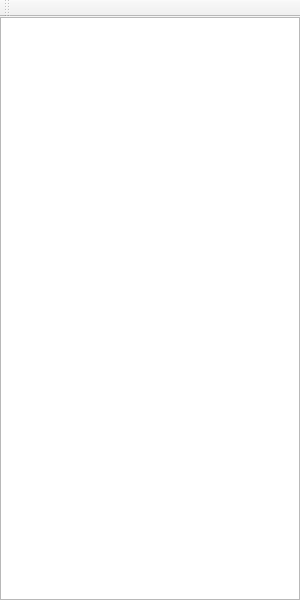
darkspring2015/PyDatcomLab, file PyDatcomLab/GUIs/components/ProjectsManager.ui: the form before one commit.
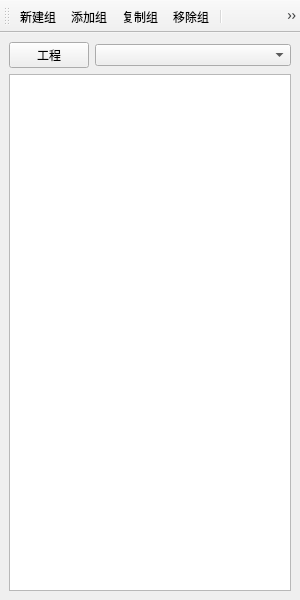
The form after the commit. Icons and pictures are not drawn.

What changed in the file:
```diff
--- a/PyDatcomLab/GUIs/components/ProjectsManager.ui
+++ b/PyDatcomLab/GUIs/components/ProjectsManager.ui
@@ -15,20 +15,28 @@
   </property>
   <widget class="QWidget" name="centralWidget">
    <layout class="QVBoxLayout" name="verticalLayout">
-    <property name="leftMargin">
-     <number>0</number>
-    </property>
-    <property name="topMargin">
-     <number>0</number>
-    </property>
-    <property name="rightMargin">
-     <number>0</number>
-    </property>
-    <property name="bottomMargin">
-     <number>0</number>
-    </property>
     <item>
-     <widget class="QTreeView" name="treeView_Projects"/>
+     <layout class="QHBoxLayout" name="horizontalLayout">
+      <item>
+       <widget class="QPushButton" name="pushButton_projectChoise">
+        <property name="sizePolicy">
+         <sizepolicy hsizetype="Maximum" vsizetype="Fixed">
+          <horstretch>0</horstretch>
+          <verstretch>0</verstretch>
+         </sizepolicy>
+        </property>
+        <property name="text">
+         <string>工程</string>
+        </property>
+       </widget>
+      </item>
+      <item>
+       <widget class="QComboBox" name="comboBox_project"/>
+      </item>
+     </layout>
+    </item>
+    <item>
+     <widget class="QTreeView" name="treeView_xml"/>
     </item>
    </layout>
   </widget>
@@ -42,7 +50,112 @@
    <attribute name="toolBarBreak">
     <bool>false</bool>
    </attribute>
+   <addaction name="actionNewGroup"/>
+   <addaction name="actionAddGroup"/>
+   <addaction name="actionCopyGroup"/>
+   <addaction name="actionRemoveGroup"/>
+   <addaction name="separator"/>
+   <addaction name="actionNewCase"/>
+   <addaction name="actionAddCase"/>
+   <addaction name="actionCopyCase"/>
+   <addaction name="actionRemoveCase"/>
   </widget>
+  <action name="actionNewCase">
+   <property name="icon">
+    <iconset resource="prjIcos.qrc">
+     <normaloff>:/prjManger/icos/tabNew.png</normaloff>:/prjManger/icos/tabNew.png</iconset>
+   </property>
+   <property name="text">
+    <string>新建CASE</string>
+   </property>
+   <property name="toolTip">
+    <string>新建CASE</string>
+   </property>
+  </action>
+  <action name="actionCopyCase">
+   <property name="icon">
+    <iconset resource="prjIcos.qrc">
+     <normaloff>:/prjManger/icos/tabDuplicate.png</normaloff>:/prjManger/icos/tabDuplicate.png</iconset>
+   </property>
+   <property name="text">
+    <string>复制CASE</string>
+   </property>
+   <property name="toolTip">
+    <string>复制CASE</string>
+   </property>
+  </action>
+  <action name="actionAddCase">
+   <property name="icon">
+    <iconset resource="prjIcos.qrc">
+     <normaloff>:/prjManger/icos/tabManager.png</normaloff>:/prjManger/icos/tabManager.png</iconset>
+   </property>
+   <property name="text">
+    <string>添加CASE</string>
+   </property>
+   <property name="toolTip">
+    <string>添加CASE</string>
+   </property>
+  </action>
+  <action name="actionRemoveCase">
+   <property name="icon">
+    <iconset resource="prjIcos.qrc">
+     <normaloff>:/prjManger/icos/tabCloseOther.png</normaloff>:/prjManger/icos/tabCloseOther.png</iconset>
+   </property>
+   <property name="text">
+    <string>移除Case</string>
+   </property>
+   <property name="toolTip">
+    <string>移除Case</string>
+   </property>
+  </action>
+  <action name="actionNewGroup">
+   <property name="icon">
+    <iconset resource="prjIcos.qrc">
+     <normaloff>:/prjManger/icos/vcsAdd.png</normaloff>:/prjManger/icos/vcsAdd.png</iconset>
+   </property>
+   <property name="text">
+    <string>新建组</string>
+   </property>
+   <property name="toolTip">
+    <string>新建组</string>
+   </property>
+  </action>
+  <action name="actionAddGroup">
+   <property name="icon">
+    <iconset resource="prjIcos.qrc">
+     <normaloff>:/prjManger/icos/vcsCheckout.png</normaloff>:/prjManger/icos/vcsCheckout.png</iconset>
+   </property>
+   <property name="text">
+    <string>添加组</string>
+   </property>
+   <property name="toolTip">
+    <string>添加组</string>
+   </property>
+  </action>
+  <action name="actionCopyGroup">
+   <property name="icon">
+    <iconset resource="prjIcos.qrc">
+     <normaloff>:/prjManger/icos/vcsBranch.png</normaloff>:/prjManger/icos/vcsBranch.png</iconset>
+   </property>
+   <property name="text">
+    <string>复制组</string>
+   </property>
+   <property name="toolTip">
+    <string>复制组</string>
+   </property>
+  </action>
+  <action name="actionRemoveGroup">
+   <property name="icon">
+    <iconset resource="prjIcos.qrc">
+     <normaloff>:/prjManger/icos/vcsAddRemove.png</normaloff>:/prjManger/icos/vcsAddRemove.png</iconset>
+   </property>
+   <property name="text">
+    <string>移除组</string>
+   </property>
+   <property name="toolTip">
+    <string>移除组</string>
+   </property>
+  </action>
  </widget>
  <resources/>
  <connections/>
```
Left out of the diff: 4 changed lines with no effect on the pictures.
